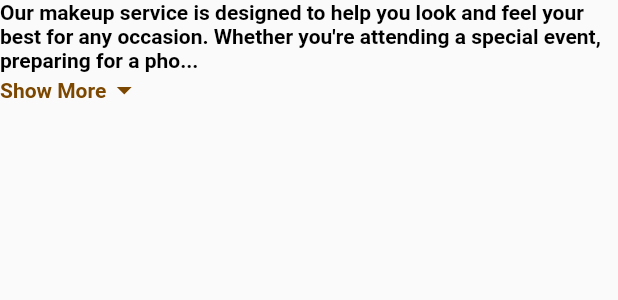
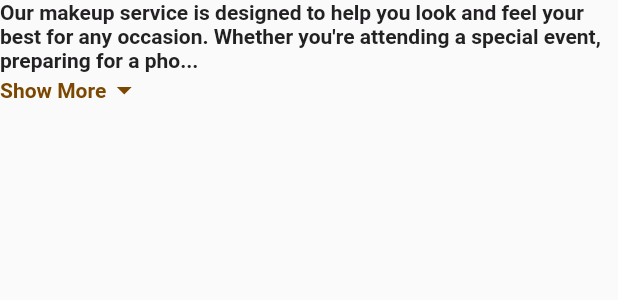
Before and after one commit to EddieKe/NIVA_AFRICA, a Flutter app: the ExpandableTextWidget widget shown alone on an empty page, opened directly, on a phone screen of 412 x 824 dp. Shown: the top 300 px of the screen. Run offline on Flutter 3.47's test engine with Material 2 defaults, Android fonts, the phone set to English and light mode, and no system bars; our stand-ins replace dots_indicator, get; Roboto replaces fonts that are missing (Poppins).

Commit message:
small text color and height changes

```diff
--- a/lib/widgets/expandable_text_widget.dart
+++ b/lib/widgets/expandable_text_widget.dart
@@ -37,9 +37,15 @@ class _ExpandableTextWidgetState extends State<ExpandableTextWidget> {
   Widget build(BuildContext context) {
     return Container(
       child: secondHalf.isEmpty
-          ? SmallText(size: Dimensions.font16, text: firstHalf)
+          ? SmallText(
+              height: 1.8,
+              color: AppColors.textColor2,
+              size: Dimensions.font16,
+              text: firstHalf)
           : Column(children: [
               SmallText(
+                  height: 1.8,
+                  color: AppColors.textColor2,
                   text: hiddenText
                       ? (firstHalf + "...")
                       : (firstHalf + secondHalf)),
```
